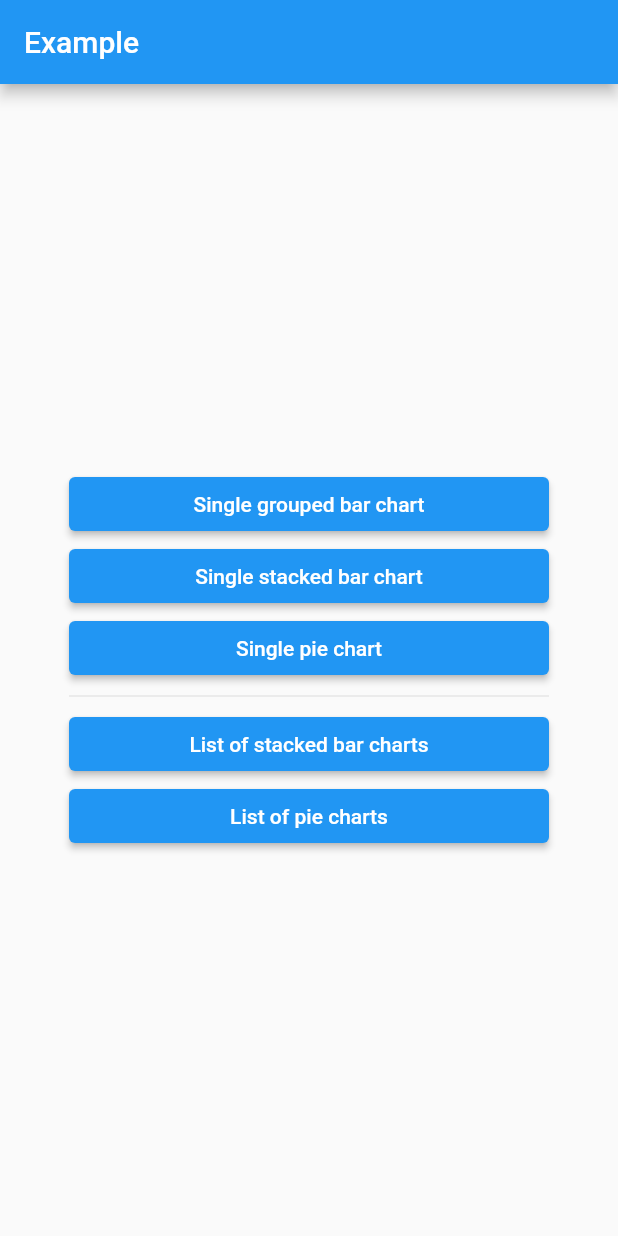
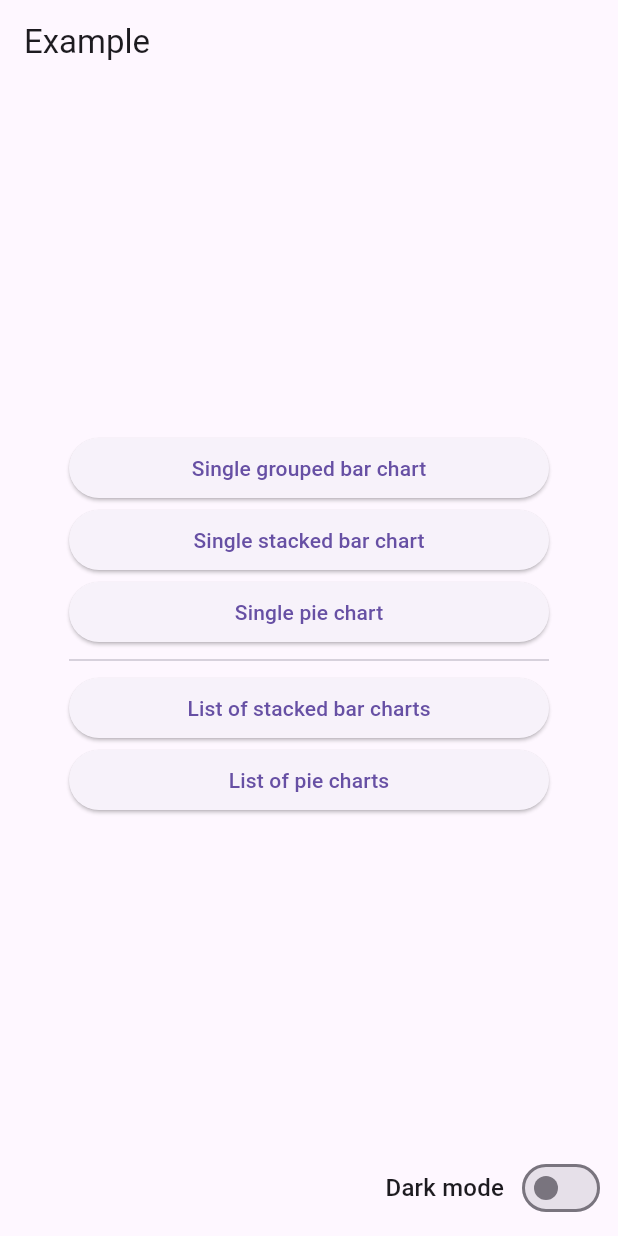
Before and after one commit to darkstarx/fast_charts, a Flutter app: the screen it shows after launch, on a phone screen of 412 x 824 dp. Run offline on Flutter 3.47's test engine with Material 2 defaults, Android fonts, the phone set to English and light mode, and no system bars; our stand-ins replace flutter_colorpicker.

Commit message:
[fix] Desktop scrollbar exception.

```diff
--- a/example/lib/main.dart
+++ b/example/lib/main.dart
@@ -13,19 +13,32 @@ void main()
 }
 
 
-class MyApp extends StatelessWidget
+class MyApp extends StatefulWidget
 {
   const MyApp({ super.key });
 
   @override
+  State<MyApp> createState() => _MyAppState();
+}
+
+
+class _MyAppState extends State<MyApp>{
+  @override
   Widget build(final BuildContext context)
   {
     return MaterialApp(
-      theme: ThemeData.light(),
-      darkTheme: ThemeData.dark(),
-      themeMode: ThemeMode.system,
+      theme: ThemeData.light(useMaterial3: true).copyWith(
+        materialTapTargetSize: MaterialTapTargetSize.padded,
+      ),
+      darkTheme: ThemeData.dark(useMaterial3: true).copyWith(
+        materialTapTargetSize: MaterialTapTargetSize.padded,
+      ),
+      themeMode: _themeMode,
       routes: {
-        '/example': (context) => const ExamplePage(),
+        '/example': (context) => ExamplePage(
+          themeMode: _themeMode,
+          onThemeModeChanged: (value) => setState(() => _themeMode = value),
+        ),
         '/example/grouped/single': (context) => const BarSinglePage(),
         '/example/stacked/single': (context) => const StackedBarSinglePage(),
         '/example/stacked/list': (context) => const StackedBarListPage(),
@@ -35,12 +48,32 @@ class MyApp extends StatelessWidget
       initialRoute: '/example',
     );
   }
+
+  var _themeMode = ThemeMode.system;
 }
 
 
 class ExamplePage extends StatelessWidget
 {
-  const ExamplePage({ super.key });
+  final ThemeMode? themeMode;
+  final ValueChanged<ThemeMode>? onThemeModeChanged;
+
+  bool isDark(final BuildContext context)
+  {
+    switch (themeMode) {
+      case null:
+      case ThemeMode.system:
+        return MediaQuery.of(context).platformBrightness == Brightness.dark;
+      case ThemeMode.dark: return true;
+      case ThemeMode.light: return false;
+    }
+  }
+
+  const ExamplePage({
+    super.key,
+    this.themeMode,
+    this.onThemeModeChanged,
+  });
 
   @override
   Widget build(final BuildContext context)
@@ -49,11 +82,11 @@ class ExamplePage extends StatelessWidget
       appBar: AppBar(title: const Text('Example')),
       body: Padding(
         padding: const EdgeInsets.all(8.0),
-        child: Center(
-          child: SizedBox(
+        child: Column(children: [
+          const Spacer(),
+          Center(child: SizedBox(
             width: 320,
             child: Column(
-              mainAxisAlignment: MainAxisAlignment.center,
               crossAxisAlignment: CrossAxisAlignment.stretch,
               children: [
                 ElevatedButton(
@@ -89,8 +122,24 @@ class ExamplePage extends StatelessWidget
                 ),
               ],
             ),
+          )),
+          const Spacer(),
+          Row(
+            mainAxisAlignment: MainAxisAlignment.end,
+            children: [
+              Text('Dark mode', style: Theme.of(context).textTheme.titleMedium),
+              const SizedBox(width: 8.0),
+              Switch(
+                value: isDark(context),
+                onChanged: onThemeModeChanged == null
+                  ? null
+                  : (value) => onThemeModeChanged!(
+                      value ? ThemeMode.dark : ThemeMode.light
+                    ),
+              ),
+            ],
           ),
-        ),
+        ]),
       ),
     );
   }
--- a/example/lib/pages/pie_list.dart
+++ b/example/lib/pages/pie_list.dart
@@ -69,6 +69,7 @@ class PieListPage extends StatelessWidget
       appBar: AppBar(title: const Text('List of pie charts')),
       body: Scrollbar(
         child: GridView.builder(
+          primary: true,
           gridDelegate: const SliverGridDelegateWithFixedCrossAxisCount(
             crossAxisCount: 2,
           ),
--- a/example/lib/pages/stacked_bar_list.dart
+++ b/example/lib/pages/stacked_bar_list.dart
@@ -119,13 +119,17 @@ class _StackedBarListPageState extends State<StackedBarListPage>
       children.add(buildCard(i));
       await Future(() {});
     }
-    return SingleChildScrollView(child: Column(children: children));
+    return SingleChildScrollView(
+      primary: true,
+      child: Column(children: children),
+    );
   }
 
   Widget buildGenerativeListView()
   {
     return Scrollbar(
       child: ListView.builder(
+        primary: true,
         itemCount: _data!.length,
         itemBuilder: (context, index) => buildCard(index),
       ),
--- a/lib/src/pie_chart/painter.dart
+++ b/lib/src/pie_chart/painter.dart
@@ -86,8 +86,8 @@ class PiePainter<D> extends CustomPainter
       || strokes != oldDelegate.strokes
     ;
     if (needRebuild) {
+      _layoutData = null;
       _oldPie = oldDelegate._pie;
-      _layoutData = null;
     } else {
       _layoutData = oldDelegate._layoutData;
       _lastSize = oldDelegate._lastSize;
--- a/pubspec.yaml
+++ b/pubspec.yaml
@@ -1,5 +1,5 @@
 name: fast_charts
-description: A package of widgets for representing horizontal and vertical stacked bar charts.
+description: A package of high-performance customizable charts, including horizontal and vertical stacked bar charts, group charts and pie charts with change animation.
 version: 0.0.2
 repository: https://github.com/darkstarx/fast_charts
 
```
